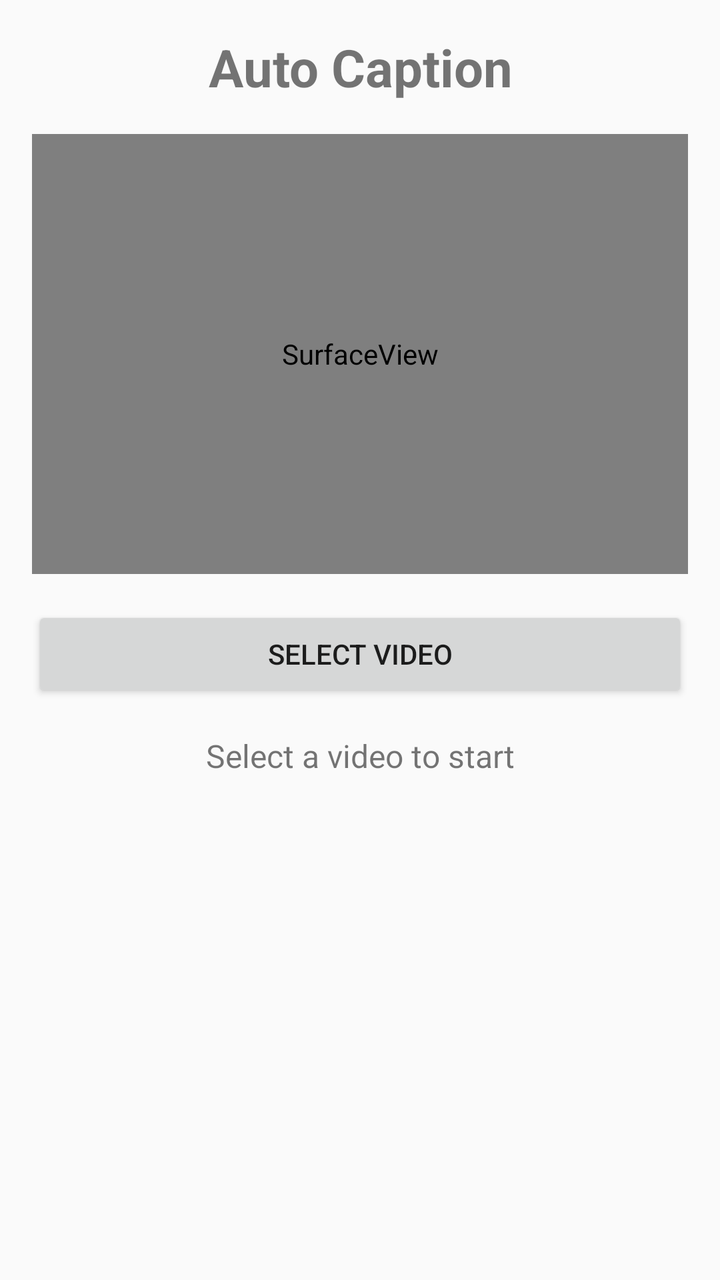
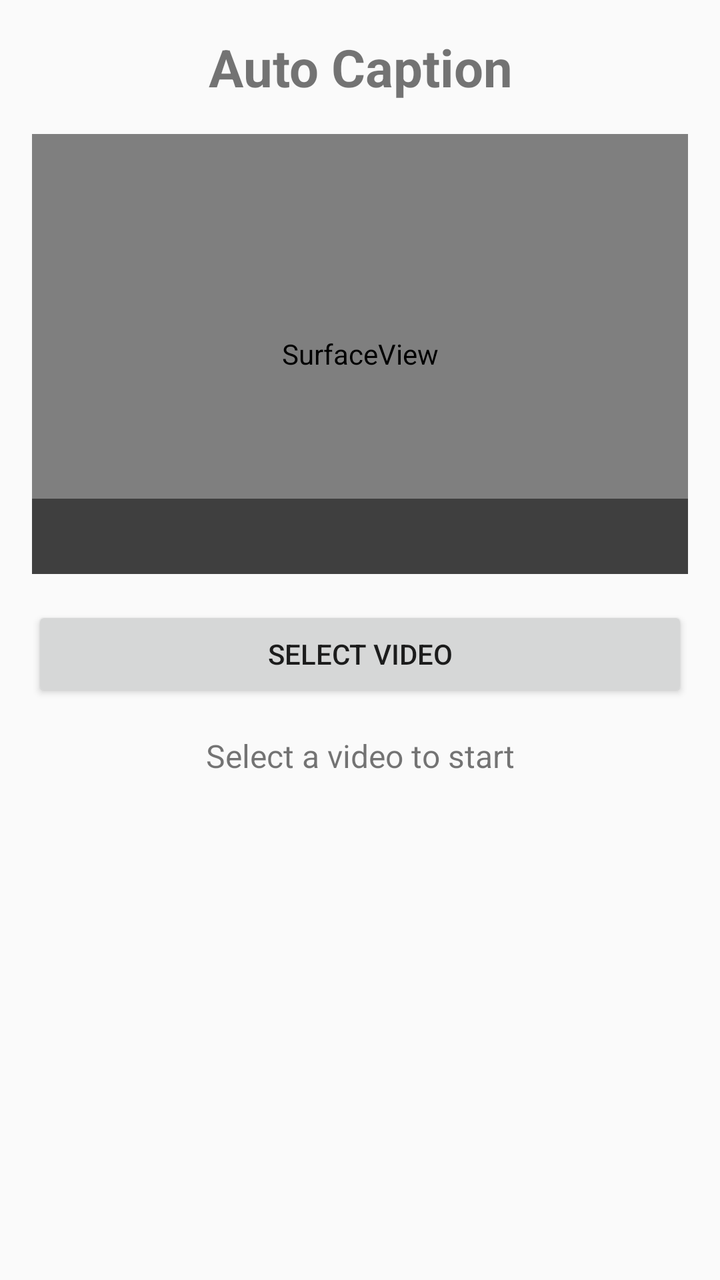

An Android layout rendered at two revisions. The XML below is the earlier revision; the diff shows what the commit changed to produce the second picture.
<!-- AndroidManifest.xml: application theme Theme.AppCompat.Light -->
<!-- res/layout/layout_main.xml -->
<?xml version="1.0" encoding="utf-8"?>
<LinearLayout
    xmlns:android="http://schemas.android.com/apk/res/android"
    android:layout_width="match_parent"
    android:layout_height="match_parent"
    android:orientation="vertical"
    android:padding="16dp">

    <TextView
        android:layout_width="match_parent"
        android:layout_height="wrap_content"
        android:text="Auto Caption"
        android:textSize="26sp"
        android:textStyle="bold"
        android:gravity="center"
        android:layout_marginBottom="16dp" />

    <FrameLayout
        android:layout_width="match_parent"
        android:layout_height="220dp"
        android:background="#000000">

        <SurfaceView
            android:id="@+id/videoSurface"
            android:layout_width="match_parent"
            android:layout_height="match_parent" />

    </FrameLayout>

    <Button
        android:id="@+id/selectVideoButton"
        android:layout_width="match_parent"
        android:layout_height="wrap_content"
        android:text="Select Video"
        android:layout_marginTop="16dp" />

    <TextView
        android:id="@+id/statusText"
        android:layout_width="match_parent"
        android:layout_height="wrap_content"
        android:text="Select a video to start"
        android:textSize="16sp"
        android:gravity="center"
        android:layout_marginTop="16dp" />

</LinearLayout>
<!-- resources referenced by this layout -->
<resources>

</resources>

<!-- the commit's change to res/layout/layout_main.xml (unified diff, before → after) -->
@@ -25,6 +25,17 @@
             android:layout_width="match_parent"
             android:layout_height="match_parent" />
 
+        <TextView
+            android:id="@+id/captionText"
+            android:layout_width="match_parent"
+            android:layout_height="wrap_content"
+            android:gravity="center"
+            android:textColor="#FFFFFF"
+            android:textSize="16sp"
+            android:layout_gravity="bottom"
+            android:background="#80000000"
+            android:padding="8dp" />
+
     </FrameLayout>
 
     <Button
